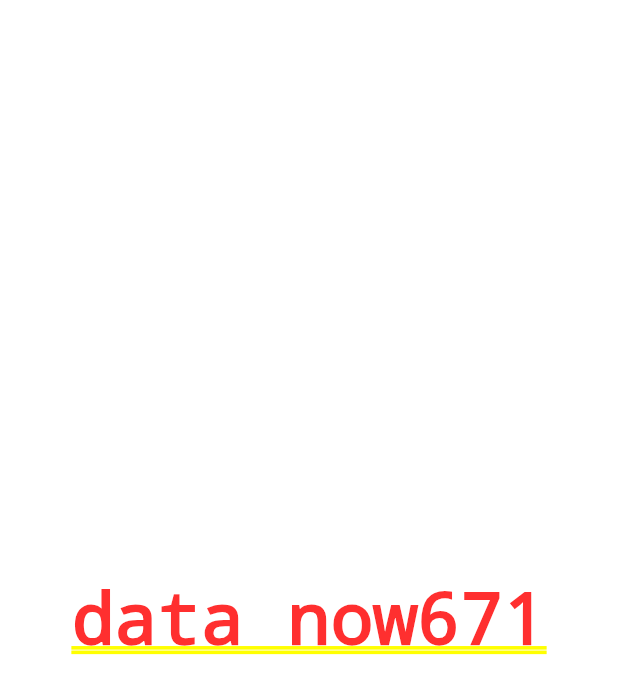
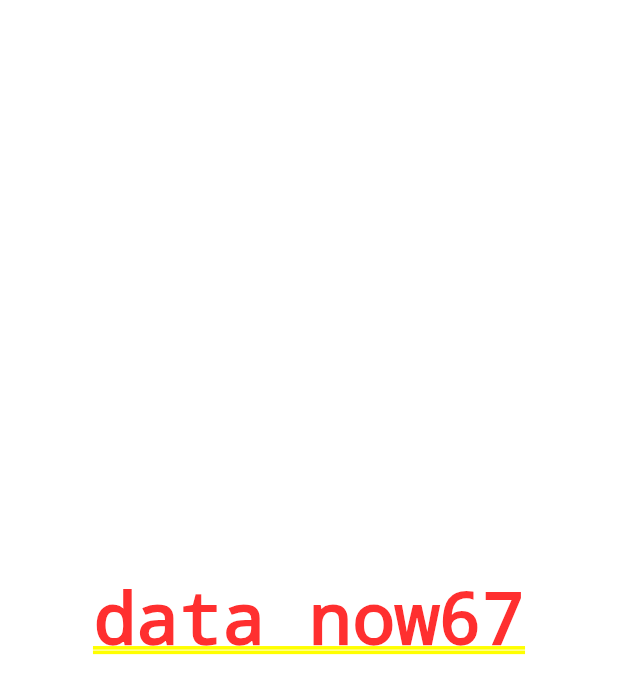
Before and after one commit to rawh-app/Mobile, a Flutter app: the screen it shows after launch, on a phone screen of 412 x 824 dp. Shown: the top 694 px of the screen. Run offline on Flutter 3.47's test engine with Material 3 defaults, Android fonts, the phone set to English and light mode, and no system bars.

Commit message:
adds1244h

```diff
--- a/lib/main.dart
+++ b/lib/main.dart
@@ -15,7 +15,7 @@ class MyApp extends StatelessWidget {
       theme: ThemeData(
         colorScheme: ColorScheme.fromSeed(seedColor: Colors.deepPurple),
       ),
-      home:   Container(child: Center(child: Text('data now671'),),),
+      home:   Container(child: Center(child: Text('data now67'),),),
     );
   }
 }
```
